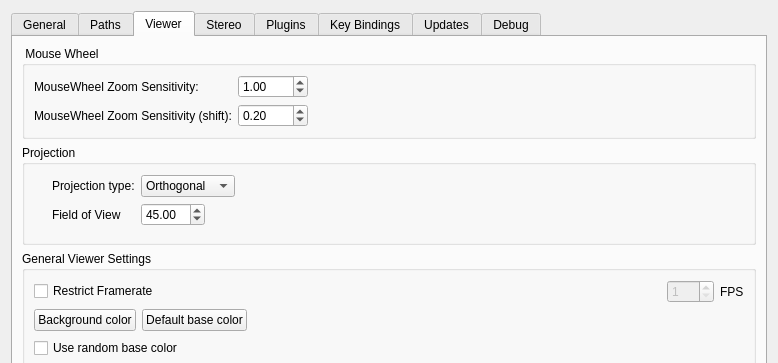
ShenRen/OpenFlipper, file OpenFlipper/widgets/optionsWidget/optionsWidget.ui: the form before one commit; both pictures show x 0 to 778 and y 0 to 363 of the 778 by 964 pixel window.
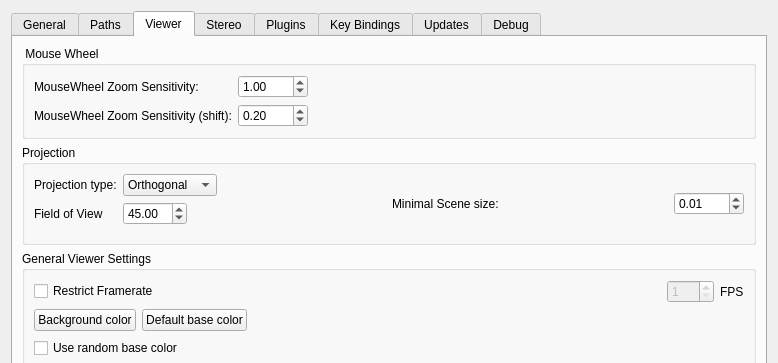
The form after the commit. The open tabs and pages were chosen to show the change. Custom widgets are drawn as their Qt base class.

Commit message: Introduced Option to set minimal scene size

Diff of the .ui file:
```diff
--- a/OpenFlipper/widgets/optionsWidget/optionsWidget.ui
+++ b/OpenFlipper/widgets/optionsWidget/optionsWidget.ui
@@ -365,15 +365,8 @@
          <property name="title">
           <string>Projection</string>
          </property>
-         <widget class="QWidget" name="formLayoutWidget_2">
-          <property name="geometry">
-           <rect>
-            <x>30</x>
-            <y>30</y>
-            <width>541</width>
-            <height>62</height>
-           </rect>
-          </property>
+         <layout class="QHBoxLayout" name="horizontalLayout_24">
+          <item>
           <layout class="QFormLayout" name="formLayout_5">
            <property name="fieldGrowthPolicy">
             <enum>QFormLayout::ExpandingFieldsGrow</enum>
@@ -420,7 +413,50 @@
             </widget>
            </item>
           </layout>
-         </widget>
+          </item>
+          <item>
+           <layout class="QHBoxLayout" name="horizontalLayout_23">
+            <item>
+             <widget class="QLabel" name="label_28">
+              <property name="text">
+               <string>Minimal Scene size:</string>
+              </property>
+             </widget>
+            </item>
+            <item>
+             <widget class="QDoubleSpinBox" name="minimalSceneSize">
+              <property name="maximumSize">
+               <size>
+                <width>70</width>
+                <height>16777215</height>
+               </size>
+              </property>
+              <property name="toolTip">
+               <string>Bounding box of the scene will have at least the entered size</string>
+              </property>
+              <property name="statusTip">
+               <string>Bounding box of the scene will have at least the entered size</string>
+              </property>
+              <property name="whatsThis">
+               <string>Bounding box of the scene will have at least the entered size</string>
+              </property>
+              <property name="minimum">
+               <double>0.000000000000000</double>
+              </property>
+              <property name="maximum">
+               <double>10000.000000000000000</double>
+              </property>
+              <property name="singleStep">
+               <double>1.000000000000000</double>
+              </property>
+              <property name="value">
+               <double>0.010000000000000</double>
+              </property>
+             </widget>
+            </item>
+           </layout>
+          </item>
+         </layout>
         </widget>
        </item>
        <item>
```
Left out of the diff: 2 changed lines with no effect on the pictures. Lines whose indentation alone changed are shown as unchanged. The commit also changes 3 other files.
